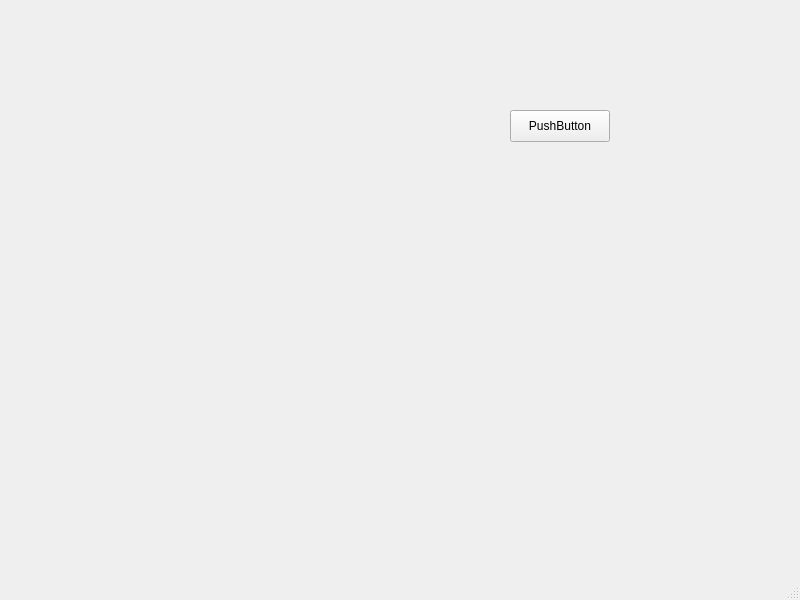
Qt form mainwindow.ui (University-of-Utah-CS3505/a9-edu-app-f24-birdy117) before a commit.
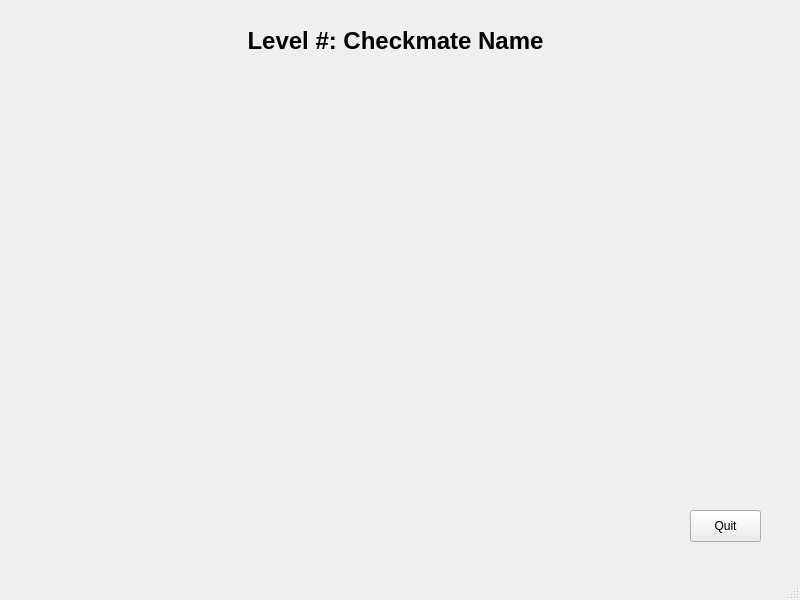
The same form after that commit. Icons and pictures are not drawn.

Commit message: Created Start Menu UI and functionality

Patch:
```diff
--- a/mainwindow.ui
+++ b/mainwindow.ui
@@ -11,30 +11,71 @@
    </rect>
   </property>
   <property name="windowTitle">
-   <string>MainWindow</string>
+   <string>Level 1</string>
+  </property>
+  <property name="windowIcon">
+   <iconset resource="Resources.qrc">
+    <normaloff>:/Images/KingW.png</normaloff>:/Images/KingW.png</iconset>
+  </property>
+  <property name="iconSize">
+   <size>
+    <width>24</width>
+    <height>24</height>
+   </size>
   </property>
   <widget class="QWidget" name="centralwidget">
    <widget class="QWidget" name="chessBoardContainer" native="true">
     <property name="geometry">
      <rect>
-      <x>70</x>
-      <y>60</y>
-      <width>351</width>
-      <height>321</height>
+      <x>170</x>
+      <y>80</y>
+      <width>450</width>
+      <height>450</height>
      </rect>
     </property>
    </widget>
    <widget class="QPushButton" name="pushButton">
     <property name="geometry">
      <rect>
-      <x>510</x>
-      <y>110</y>
-      <width>100</width>
+      <x>690</x>
+      <y>510</y>
+      <width>71</width>
       <height>32</height>
      </rect>
     </property>
     <property name="text">
-     <string>PushButton</string>
+     <string>Quit</string>
+    </property>
+    <property name="icon">
+     <iconset theme="QIcon::ThemeIcon::ApplicationExit"/>
+    </property>
+    <property name="iconSize">
+     <size>
+      <width>19</width>
+      <height>10</height>
+     </size>
+    </property>
+   </widget>
+   <widget class="QLabel" name="label">
+    <property name="geometry">
+     <rect>
+      <x>130</x>
+      <y>20</y>
+      <width>531</width>
+      <height>41</height>
+     </rect>
+    </property>
+    <property name="font">
+     <font>
+      <pointsize>18</pointsize>
+      <bold>true</bold>
+     </font>
+    </property>
+    <property name="text">
+     <string>Level #: Checkmate Name</string>
+    </property>
+    <property name="alignment">
+     <set>Qt::AlignmentFlag::AlignCenter</set>
     </property>
    </widget>
   </widget>
```
Left out of the diff: 8 changed lines with no effect on the pictures. The commit also changes 7 other files.
